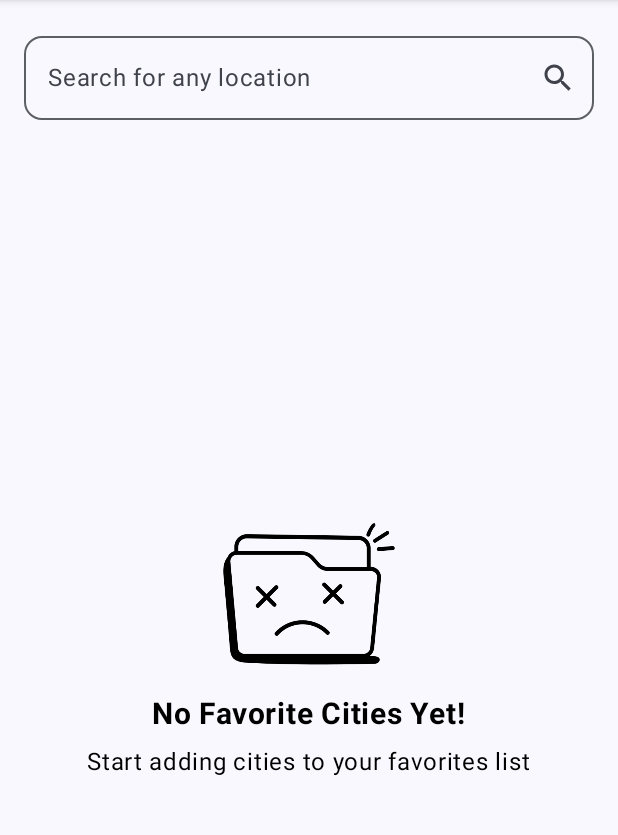
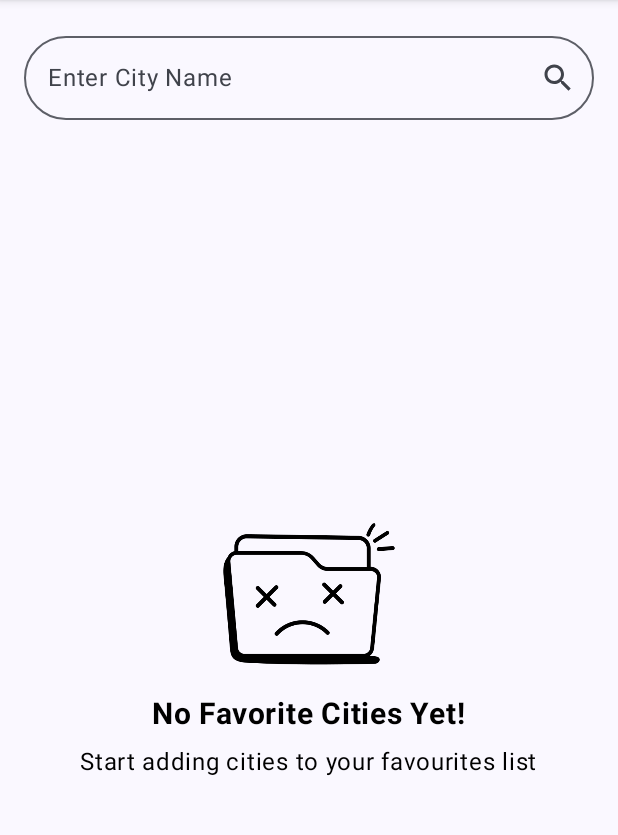
Before and after one commit to Usamazafar97/SkyForecaster, an Android app built with Jetpack Compose: the screen it shows after launch (MainActivity), on a phone screen of 412 x 824 dp, the part 84-919 px from its top. Run offline under Robolectric (Android 15) with nearby library versions, the phone set to English and light mode, and no system bars; our stand-ins replace accompanist, livedata-compose.

Commit message:
app icon, strings and tests issues resolved

```diff
--- a/app/src/main/AndroidManifest.xml
+++ b/app/src/main/AndroidManifest.xml
@@ -7,9 +7,9 @@
         android:allowBackup="true"
         android:dataExtractionRules="@xml/data_extraction_rules"
         android:fullBackupContent="@xml/backup_rules"
-        android:icon="@mipmap/ic_launcher"
+        android:icon="@drawable/skyforcaster"
         android:label="@string/app_name"
-        android:roundIcon="@mipmap/ic_launcher_round"
+        android:roundIcon="@drawable/skyforcaster"
         android:supportsRtl="true"
         android:theme="@style/Theme.SkyForecaster"
         tools:targetApi="31">
--- a/app/src/main/java/com/example/skyforecaster/screen/HomePage.kt
+++ b/app/src/main/java/com/example/skyforecaster/screen/HomePage.kt
@@ -41,6 +41,7 @@ import androidx.compose.ui.platform.LocalContext
 import androidx.compose.ui.platform.LocalSoftwareKeyboardController
 import androidx.compose.ui.platform.testTag
 import androidx.compose.ui.res.painterResource
+import androidx.compose.ui.res.stringResource
 import androidx.compose.ui.text.font.FontWeight
 import androidx.compose.ui.unit.dp
 import androidx.compose.ui.unit.sp
@@ -112,8 +113,6 @@ fun SearchBar(viewModel: WeatherViewModel, navController: NavController) {
     // Keyboard Controller
     val keyboardController = LocalSoftwareKeyboardController.current
 
-    Log.d("TAG", "SearchBar")
-
     Column(
         modifier = Modifier
             .fillMaxWidth()
@@ -129,14 +128,14 @@ fun SearchBar(viewModel: WeatherViewModel, navController: NavController) {
         ) {
             OutlinedTextField(
                 modifier = Modifier.weight(1f)
-                    .testTag("SearchField"),
-                shape = MaterialTheme.shapes.medium,
+                    .testTag(stringResource(R.string.search_field_tag_text)),
+                shape = MaterialTheme.shapes.extraLarge,
                 value = city,
                 onValueChange = {
                     city = it
                 },
                 label = {
-                    Text(text = "Search for any location")
+                    Text(text = stringResource(R.string.search_bar_text))
                 },
                 trailingIcon = {
                     IconButton(onClick = {
@@ -146,11 +145,11 @@ fun SearchBar(viewModel: WeatherViewModel, navController: NavController) {
                             keyboardController?.hide()
                         }
                     },
-                        modifier = Modifier.testTag("OpenDetailsPage")
+                        modifier = Modifier.testTag(stringResource(R.string.open_details_page_tag_text))
                     ) {
                         Icon(
                             imageVector = Icons.Default.Search,
-                            contentDescription = "Search for any location"
+                            contentDescription = stringResource(R.string.search_bar_text)
                         )
                     }
                 }
@@ -174,7 +173,6 @@ fun SearchBar(viewModel: WeatherViewModel, navController: NavController) {
 
             // Handle successful response state
             is NetworkResponse.Success -> {
-                Log.d("TAG", "Redirecting to detail page")
 
                 //
                 if (redirect) {
@@ -237,7 +235,7 @@ fun EmptyFavoritesScreen() {
         // Image or illustration
         Image(
             painter = painterResource(id = R.drawable.empty_list), // Add your illustration here
-            contentDescription = "No Favorites",
+            contentDescription = stringResource(R.string.no_favourites_text),
             modifier = Modifier
                 .size(120.dp)
                 .padding(bottom = 16.dp),
@@ -246,7 +244,7 @@ fun EmptyFavoritesScreen() {
 
         // Message text
         Text(
-            text = "No Favorite Cities Yet!",
+            text = stringResource(R.string.no_cities_text),
             fontSize = 20.sp,
             fontWeight = FontWeight.Bold,
             color = Color.Black
@@ -256,7 +254,7 @@ fun EmptyFavoritesScreen() {
 
         // Secondary text
         Text(
-            text = "Start adding cities to your favorites list",
+            text = stringResource(R.string.home_screen_text),
             fontSize = 16.sp,
             color = Color.Black
         )
--- a/app/src/main/res/values/strings.xml
+++ b/app/src/main/res/values/strings.xml
@@ -1,3 +1,24 @@
 <resources>
     <string name="app_name">SkyForecaster</string>
+    <string name="search_bar_text">Enter City Name</string>
+    <string name="no_cities_text">No Favorite Cities Yet!</string>
+    <string name="no_favourites_text">No Favorites</string>
+    <string name="home_screen_text">Start adding cities to your favourites list</string>
+    <string name="home_screen_title">SkyForecaster</string>
+    <string name="daily_title">DAILY FORECAST</string>
+    <string name="weekly_title">5-DAY FORECAST</string>
+    <string name="condition_icon_desc">Condition icon</string>
+
+
+    <string name="add_button_text">Add</string>
+    <string name="cancel_button_text">Cancel</string>
+
+
+    <string name="details_page_tag_text">DetailsPage</string>
+    <string name="cancel_button_tag_text">CancelButton</string>
+    <string name="add_button_tag_text">AddButton</string>
+    <string name="search_field_tag_text">SearchField</string>
+    <string name="open_details_page_tag_text">OpenDetailsPage</string>
+
+
 </resources>
--- a/app/src/main/res/values/themes.xml
+++ b/app/src/main/res/values/themes.xml
@@ -1,5 +1,8 @@
 <?xml version="1.0" encoding="utf-8"?>
 <resources>
 
-    <style name="Theme.SkyForecaster" parent="android:Theme.Material.Light.DarkActionBar" />
+    <style name="Theme.SkyForecaster" parent="android:Theme.Material.Light.DarkActionBar" >
+<!--        <item name="colorPrimary">?android:attr/colorPrimary</item>-->
+<!--        <item name="colorPrimaryVariant">?android:attr/colorPrimaryVariant</item>-->
+    </style>
 </resources>
```
Also changed, not shown: app/src/main/java/com/example/skyforecaster/screen/DetailsPage.kt (+14 -8 lines), app/src/main/res/drawable/skyforcaster.png (added), 1 other file.
